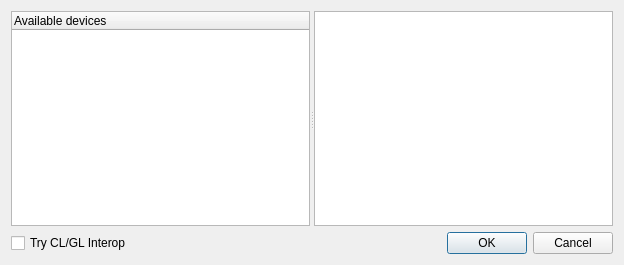
Old version of the form morph2/oclpicker.ui in the repository k0zmo/morphology-opencl.
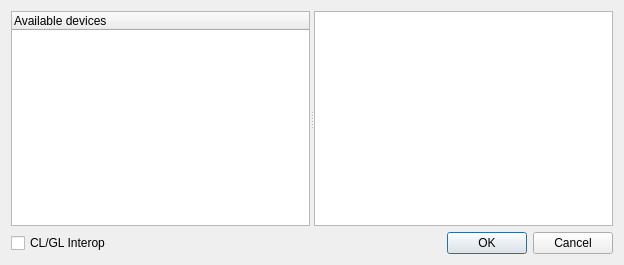
New version of the form.

Commit message:
* Kolejne drobne poprawki by CL/GL Interop dzialal poprawnie
Drobna zmiana w kodzie i wszystko sie wali

Diff of the .ui file:
```diff
--- a/morph2/oclpicker.ui
+++ b/morph2/oclpicker.ui
@@ -24,7 +24,7 @@
    <item row="1" column="0">
     <widget class="QCheckBox" name="tryInteropCheckBox">
      <property name="text">
-      <string>Try CL/GL Interop</string>
+      <string>CL/GL Interop</string>
      </property>
     </widget>
    </item>
```
The commit also changes 3 other files.
